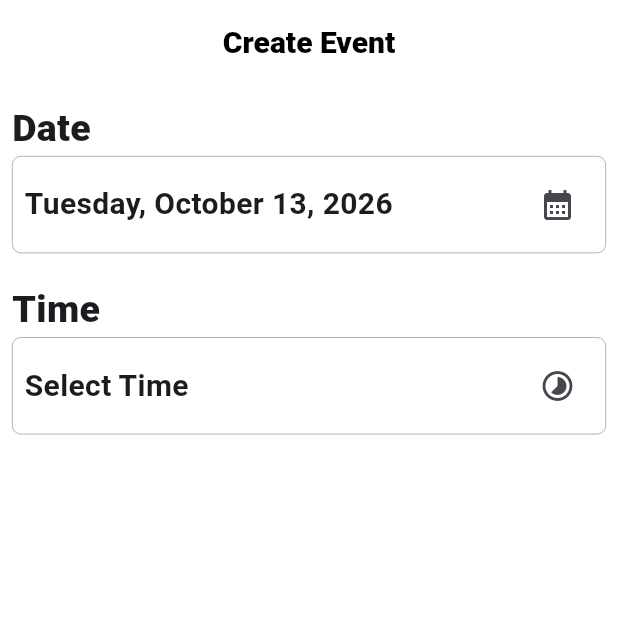
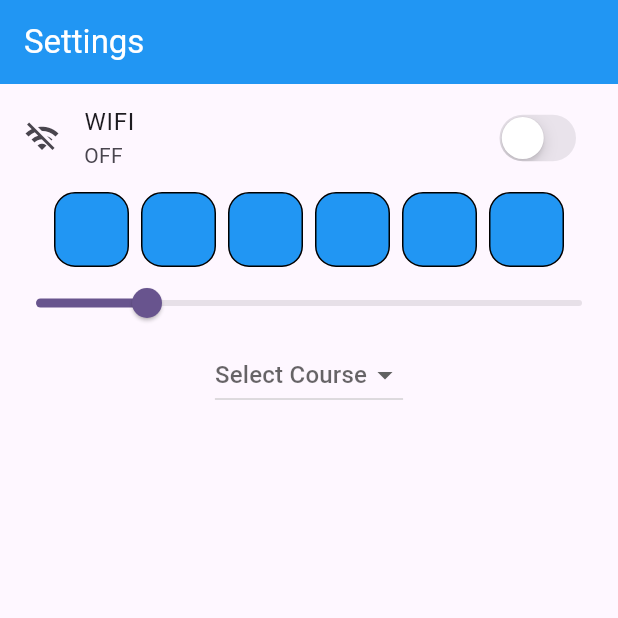
Before and after one commit to AbRehman536/batch_1_flutter, a Flutter app: the screen it shows after launch, on a phone screen of 412 x 824 dp, the top half of it. Run offline on Flutter 3.47's test engine with Material 3 defaults, Android fonts, the light colour scheme and no system bars; drawn by our look-alikes of pinput; our stand-ins replace carousel_slider, device_preview, smooth_page_indicator.

Commit message:
Switch, OTP, Dropdown, Slider Done

```diff
--- /dev/null
+++ b/lib/extra/settings.dart
@@ -0,0 +1,110 @@
+import 'package:flutter/cupertino.dart';
+import 'package:flutter/material.dart';
+import 'package:pinput/pinput.dart';
+
+class SettingsScreen extends StatefulWidget {
+  const SettingsScreen({super.key});
+
+  @override
+  State<SettingsScreen> createState() => _SettingsScreenState();
+}
+
+class _SettingsScreenState extends State<SettingsScreen> {
+  ///Switch
+  bool isSwitchON = false;
+  ///Slider
+  double currentValue = 20;
+  ///DropDown
+  List<String> courseList = [
+    "Flutter",
+    "Web",
+    "Graphics",
+    "Marketing"
+  ];
+  String? selectedCourse;
+  @override
+  Widget build(BuildContext context) {
+    return Scaffold(
+      appBar: AppBar(
+        title: Text("Settings"),
+        backgroundColor: Colors.blue,
+        foregroundColor: Colors.white,
+      ),
+      body: Center(
+        child: Column(
+          children: [
+            ListTile(
+              leading: Icon(isSwitchON ? Icons.wifi : Icons.wifi_off_sharp),
+              title: Text("WIFI"),
+              subtitle: Text(isSwitchON ? "ON" : "OFF"),
+              trailing: CupertinoSwitch(
+                  value: isSwitchON,
+                  onChanged: (val){
+                    setState(() {
+                      isSwitchON = val;
+                    });
+                  }),
+            ),
+            if(isSwitchON == true)
+              Padding(
+                padding: const EdgeInsets.all(8.0),
+                child: Container(
+                  height: 200,
+                  width: double.infinity,
+                  color: Colors.red,
+                ),
+              ),
+            Pinput(
+              length: 6,
+              showCursor: true,
+              onChanged: (value){
+                print(value);
+              },
+              defaultPinTheme: PinTheme(
+                width: 50,height: 50,
+                decoration: BoxDecoration(
+                  borderRadius: .circular(14),
+                  color: Colors.blue,
+                  border: Border.all(
+                    color: Colors.black,
+                    width: 1
+                  )
+                ),
+                textStyle: TextStyle(
+                  fontSize: 25,
+                  color: Colors.white,
+                  fontWeight: FontWeight.w900
+                )
+              ),
+            ),
+            Slider(
+                value: currentValue,
+                min: 0,
+                max: 100,
+                divisions: 100,
+                label: currentValue.round().toString(),
+                onChanged: (value){
+                  setState(() {
+                    currentValue = value;
+                  });
+                }),
+            DropdownButton(
+              hint: Text("Select Course"),
+                value: selectedCourse,
+                items: courseList.map((courses){
+                  return DropdownMenuItem(
+                    value: courses,
+                      child: Text(courses.toString()));
+                }).toList(),
+                onChanged: (val){
+                  setState(() {
+                    selectedCourse = val;
+                  });
+                }),
+
+          ],
+        ),
+      ),
+    );
+  }
+}
--- a/lib/main.dart
+++ b/lib/main.dart
@@ -2,6 +2,7 @@ import 'package:device_preview/device_preview.dart';
 import 'package:flutter/material.dart';
 import 'package:owais_project/extra/date_time_picker.dart';
 import 'package:owais_project/extra/pageView.dart';
+import 'package:owais_project/extra/settings.dart';
 import 'package:owais_project/extra/tab_bar.dart';
 import 'package:owais_project/screens/auth_screen/login.dart';
 import 'package:owais_project/screens/home/beverages.dart';
@@ -44,7 +45,7 @@ class MyApp extends StatelessWidget {
         useMaterial3: true,
       ),
 
-      home: DateTimePicker(),
+      home: SettingsScreen(),
     );
   }
 }
--- a/pubspec.yaml
+++ b/pubspec.yaml
@@ -38,6 +38,7 @@ dependencies:
   carousel_slider: ^5.1.2
   smooth_page_indicator: ^3.0.0
   intl: ^0.20.3
+  pinput: ^6.0.2
 
 dev_dependencies:
   flutter_test:
```
Also changed, not shown: pubspec.lock.
